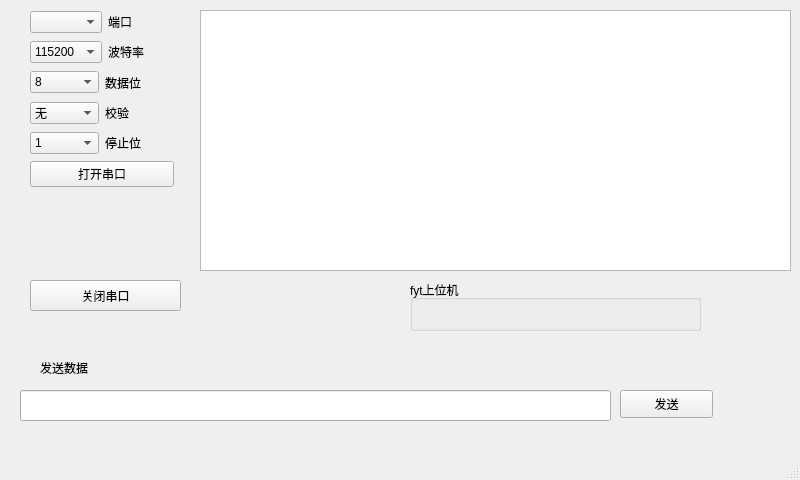
Old version of the form mainwindow.ui in the repository duan-jia/fyt_shangweiji.
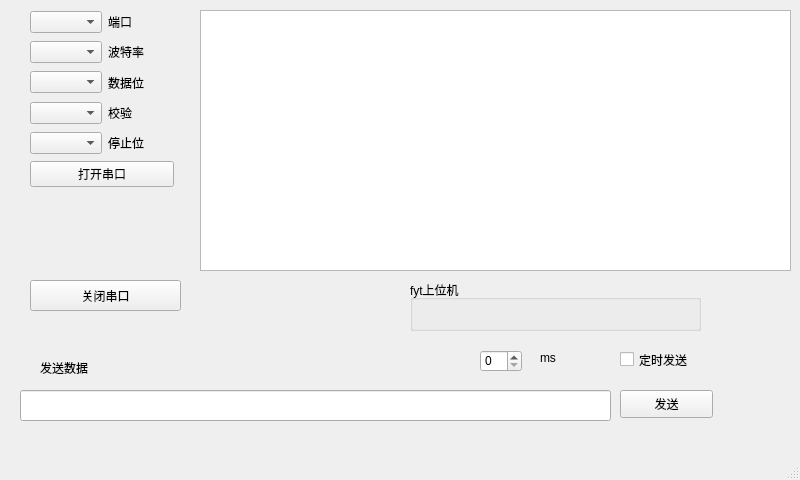
New version of the form.

What changed in the file:
```diff
--- a/mainwindow.ui
+++ b/mainwindow.ui
@@ -105,18 +105,7 @@
        <item>
         <layout class="QHBoxLayout" name="horizontalLayout_2">
          <item>
-          <widget class="QComboBox" name="baudrateCb">
-           <item>
-            <property name="text">
-             <string>115200</string>
-            </property>
-           </item>
-           <item>
-            <property name="text">
-             <string>9600</string>
-            </property>
-           </item>
-          </widget>
+          <widget class="QComboBox" name="baudrateCb"/>
          </item>
          <item>
           <widget class="QLabel" name="label_2">
@@ -130,18 +119,7 @@
        <item>
         <layout class="QHBoxLayout" name="horizontalLayout_3">
          <item>
-          <widget class="QComboBox" name="dataCb">
-           <item>
-            <property name="text">
-             <string>8</string>
-            </property>
-           </item>
-           <item>
-            <property name="text">
-             <string>7</string>
-            </property>
-           </item>
-          </widget>
+          <widget class="QComboBox" name="dataCb"/>
          </item>
          <item>
           <widget class="QLabel" name="label_3">
@@ -155,23 +133,7 @@
        <item>
         <layout class="QHBoxLayout" name="horizontalLayout_4">
          <item>
-          <widget class="QComboBox" name="checkoutCb">
-           <item>
-            <property name="text">
-             <string>无</string>
-            </property>
-           </item>
-           <item>
-            <property name="text">
-             <string>奇校验</string>
-            </property>
-           </item>
-           <item>
-            <property name="text">
-             <string>偶校验</string>
-            </property>
-           </item>
-          </widget>
+          <widget class="QComboBox" name="checkoutCb"/>
          </item>
          <item>
           <widget class="QLabel" name="label_4">
@@ -185,18 +147,7 @@
        <item>
         <layout class="QHBoxLayout" name="horizontalLayout_5">
          <item>
-          <widget class="QComboBox" name="stopCb">
-           <item>
-            <property name="text">
-             <string>1</string>
-            </property>
-           </item>
-           <item>
-            <property name="text">
-             <string>2</string>
-            </property>
-           </item>
-          </widget>
+          <widget class="QComboBox" name="stopCb"/>
          </item>
          <item>
           <widget class="QLabel" name="label_5">
@@ -231,6 +182,42 @@
      <string>关闭串口</string>
     </property>
    </widget>
+   <widget class="QCheckBox" name="timeTxBt">
+    <property name="geometry">
+     <rect>
+      <x>620</x>
+      <y>350</y>
+      <width>91</width>
+      <height>19</height>
+     </rect>
+    </property>
+    <property name="text">
+     <string>定时发送</string>
+    </property>
+   </widget>
+   <widget class="QSpinBox" name="spinBox">
+    <property name="geometry">
+     <rect>
+      <x>480</x>
+      <y>350</y>
+      <width>42</width>
+      <height>22</height>
+     </rect>
+    </property>
+   </widget>
+   <widget class="QLabel" name="label_7">
+    <property name="geometry">
+     <rect>
+      <x>540</x>
+      <y>350</y>
+      <width>72</width>
+      <height>15</height>
+     </rect>
+    </property>
+    <property name="text">
+     <string>ms</string>
+    </property>
+   </widget>
   </widget>
   <widget class="QMenuBar" name="menubar">
    <property name="geometry">
```
Left out of the diff: 2 changed lines with no effect on the pictures.
